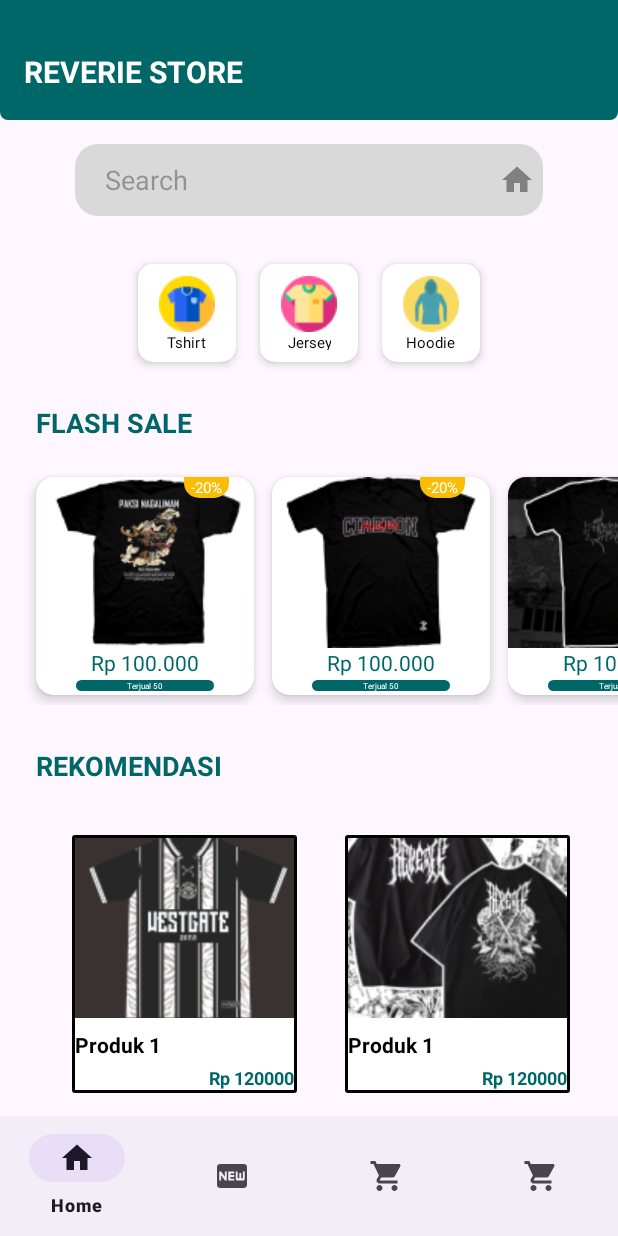
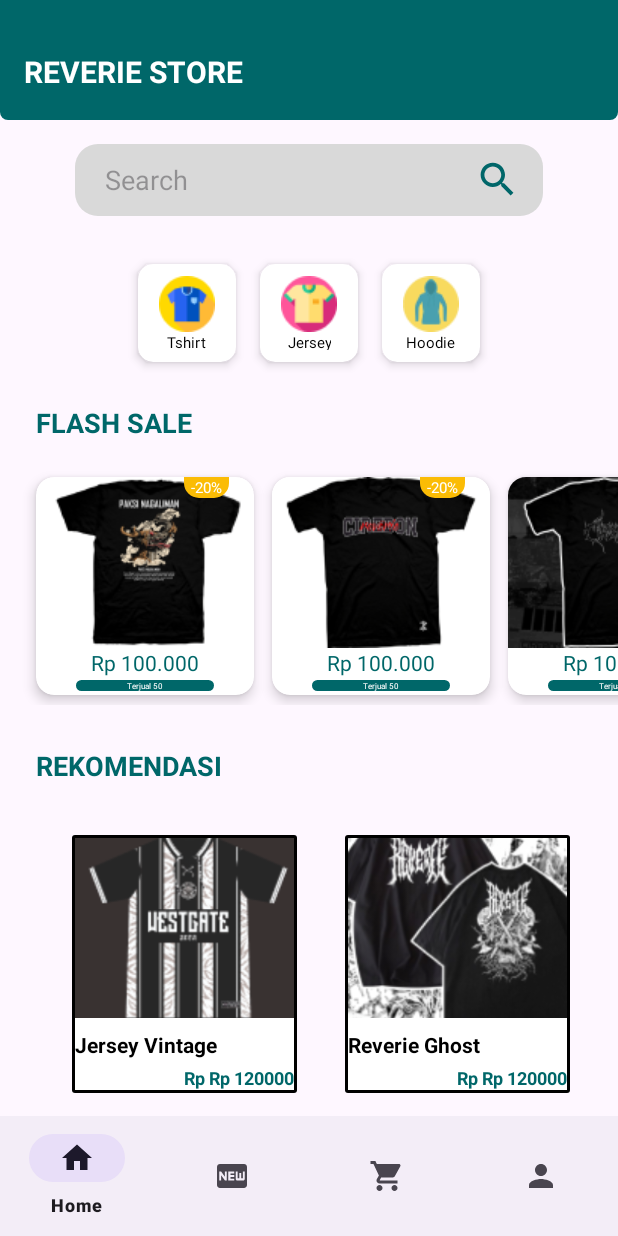
Before and after one commit to YusufRizieq/aplikasi_reverie, an Android app: the screen it shows after launch (MainActivity), on a phone screen of 412 x 824 dp. Run offline under Robolectric (Android 15) with nearby library versions, the phone set to English and light mode, and no system bars.

```diff
--- a/app/src/main/java/com/example/reverie/FlashAdapter.java
+++ b/app/src/main/java/com/example/reverie/FlashAdapter.java
@@ -1,5 +1,6 @@
 package com.example.reverie;
 
+import android.content.Intent;
 import android.view.LayoutInflater;
 import android.view.View;
 import android.view.ViewGroup;
@@ -35,6 +36,13 @@ public class FlashAdapter extends RecyclerView.Adapter<FlashAdapter.FlashViewHol
         holder.discountPercentage.setText("-"+product.getDiscountPercentage() + "%");
         holder.progresSold.setProgress(product.getSoldCount());
         holder.soldCount.setText("Terjual "+product.getSoldCount());
+
+        // Menambahkan OnClickListener pada item
+        holder.itemView.setOnClickListener(v -> {
+            Intent intent = new Intent(v.getContext(), DetailActivity.class);
+            intent.putExtra("product", product);  // Mengirimkan objek Product
+            v.getContext().startActivity(intent);
+        });
     }
 
     @Override
--- a/app/src/main/java/com/example/reverie/Product.java
+++ b/app/src/main/java/com/example/reverie/Product.java
@@ -1,22 +1,30 @@
 package com.example.reverie;
 
-public class Product {
-    private String name;                 // Nama produk
-    private String price;                // Harga produk
-    private int discountPercentage;      // Persentase diskon
-    private int soldCount;               // Jumlah terjual
-    private int imageResource;           // Resource gambar
-    private String shortDescription;     // Deskripsi singkat
+import android.os.Parcel;
+import android.os.Parcelable;
+
+public class Product implements Parcelable {
+    private String name;
+    private String price;
+    private int discountPercentage;
+    private int soldCount;
+    private int imageResource;
+    private String shortDescription;
+
+
+
+    private String category;
 
     // Konstruktor lengkap
     public Product(String name, String price, int discountPercentage, int soldCount,
-                   int imageResource, String shortDescription) {
+                   int imageResource, String shortDescription, String category) {
         this.name = name;
         this.price = price;
         this.discountPercentage = discountPercentage;
         this.soldCount = soldCount;
         this.imageResource = imageResource;
         this.shortDescription = shortDescription;
+        this.category = category;
     }
 
     // Konstruktor untuk Flash Sale
@@ -57,4 +65,48 @@ public class Product {
     public String getShortDescription() {
         return shortDescription;
     }
+    public String getCategory() {
+        return category;
+    }
+
+    public void setCategory(String category) {
+        this.category = category;
+    }
+
+    // Implementasi Parcelable
+    protected Product(Parcel in) {
+        name = in.readString();
+        price = in.readString();
+        discountPercentage = in.readInt();
+        soldCount = in.readInt();
+        imageResource = in.readInt();
+        shortDescription = in.readString();
+    }
+
+    @Override
+    public void writeToParcel(Parcel dest, int flags) {
+        dest.writeString(name);
+        dest.writeString(price);
+        dest.writeInt(discountPercentage);
+        dest.writeInt(soldCount);
+        dest.writeInt(imageResource);
+        dest.writeString(shortDescription);
+    }
+
+    public static final Creator<Product> CREATOR = new Creator<Product>() {
+        @Override
+        public Product createFromParcel(Parcel in) {
+            return new Product(in);
+        }
+
+        @Override
+        public Product[] newArray(int size) {
+            return new Product[size];
+        }
+    };
+
+    @Override
+    public int describeContents() {
+        return 0;
+    }
 }
--- a/app/src/main/java/com/example/reverie/ProductData.java
+++ b/app/src/main/java/com/example/reverie/ProductData.java
@@ -9,19 +9,60 @@ import java.util.List;
 public class ProductData {
     public static List<Product> getFlashSale() {
         List<Product> products = new ArrayList<>();
-        products.add(new Product("Rp 100.000", 20, 50, R.drawable.paksi_nagaliman_vector_belakang));
-        products.add(new Product("Rp 100.000", 20, 50, R.drawable.cirebon));
-        products.add(new Product("Rp 100.000", 20, 50, R.drawable.metalica_cirebon));
+        products.add(new Product("paksi Naga Liman","Rp 100.000", 20, 50, R.drawable.paksi_nagaliman_vector_belakang,"Sablon Digital Plattisol\n" +
+                "✅Bahan: cotton combed 24s \n" +
+                "✅Size: Premium \n" +
+                "✅Lebel \n" +
+                "✅Hanteg","Tshirt"));
+        products.add(new Product("Cirebon v1","Rp 100.000", 20, 50, R.drawable.cirebon,"Sablon Digital Plattisol\n" +
+                "✅Bahan: cotton combed 24s \n" +
+                "✅Size: Premium \n" +
+                "✅Lebel \n" +
+                "✅Hanteg","Tshirt"));
+        products.add(new Product("Metalica Cirebon","Rp 100.000", 20, 50, R.drawable.metalica_cirebon,"Sablon Digital Plattisol\n" +
+                "✅Bahan: cotton combed 24s \n" +
+                "✅Size: Premium \n" +
+                "✅Lebel \n" +
+                "✅Hanteg","Tshirt"));
         return products;
     }
     public static List<Product> getRekomendasi() {
         List<Product> rekomendasi = new ArrayList<>();
-        rekomendasi.add(new Product( "Produk 1", "120000",R.drawable.jersey_vintage));
-        rekomendasi.add(new Product( "Produk 1", "120000",R.drawable.reverie_metal));
-        rekomendasi.add(new Product( "Produk 1", "120000",R.drawable.jersey_vintage));
-        rekomendasi.add(new Product( "Produk 1", "120000",R.drawable.reverie_metal));
-        rekomendasi.add(new Product( "Produk 1", "120000",R.drawable.jersey_vintage));
-        rekomendasi.add(new Product( "Produk 1", "120000",R.drawable.reverie_metal));
+        rekomendasi.add(new Product( "Jersey Vintage", "Rp 120000",0,50,R.drawable.jersey_vintage,"Spesifikasi :\n" +
+                "Bahan Embos Kualitas terbaik\n" +
+                "Jahitan rapih\n" +
+                "Printing Sumblimasi\n" +
+                "Full Label\n" +
+                "Kerah Vneck Variasi","jersey"));
+        rekomendasi.add(new Product( "Reverie Ghost", "Rp 120000",0,50,R.drawable.reverie_metal,"Sablon Digital Plattisol\n" +
+                "✅Bahan: cotton combed 24s \n" +
+                "✅Size: Premium \n" +
+                "✅Lebel \n" +
+                "✅Hanteg","Tshirt"));
+        rekomendasi.add(new Product( "Kapital home",  "Rp 120000",0 , 50,R.drawable.jersey1,"Spesifikasi :\n" +
+                "Bahan Embos Kualitas terbaik\n" +
+                "Jahitan rapih\n" +
+                "Printing Sumblimasi\n" +
+                "Full Label\n" +
+                "Kerah Vneck Variasi","jersey"));
+        rekomendasi.add(new Product( "kapital away", "Rp 120000",0,50,R.drawable.jersey2,"Spesifikasi :\n" +
+                "Bahan Embos Kualitas terbaik\n" +
+                "Jahitan rapih\n" +
+                "Printing Sumblimasi\n" +
+                "Full Label\n" +
+                "Kerah Vneck Variasi","jersey"));
+        rekomendasi.add(new Product( "barito fantasi", "Rp 120000",0,50,R.drawable.jersey3,"Spesifikasi :\n" +
+                "Bahan Embos Kualitas terbaik\n" +
+                "Jahitan rapih\n" +
+                "Printing Sumblimasi\n" +
+                "Full Label\n" +
+                "Kerah Vneck Variasi","jersey"));
+        rekomendasi.add(new Product( "vintage jersey calsio", "Rp 120000",0,50,R.drawable.jersey4,"Spesifikasi :\n" +
+                "Bahan Embos Kualitas terbaik\n" +
+                "Jahitan rapih\n" +
+                "Printing Sumblimasi\n" +
+                "Full Label\n" +
+                "Kerah Vneck Variasi","jersey"));
         // Tambahkan produk lainnya sesuai kebutuhan
         return rekomendasi;
     }
--- a/app/src/main/java/com/example/reverie/RekomendasiAdapter.java
+++ b/app/src/main/java/com/example/reverie/RekomendasiAdapter.java
@@ -1,5 +1,6 @@
 package com.example.reverie;
 
+import android.content.Intent;
 import android.view.LayoutInflater;
 import android.view.View;
 import android.view.ViewGroup;
@@ -32,6 +33,13 @@ public class RekomendasiAdapter extends RecyclerView.Adapter<RekomendasiAdapter.
         holder.productImage.setImageResource(product.getImageResource());
         holder.productName.setText(product.getName());
         holder.productPrice.setText("Rp " + product.getPrice());
+
+        // Menambahkan OnClickListener pada item
+        holder.itemView.setOnClickListener(v -> {
+            Intent intent = new Intent(v.getContext(), DetailActivity.class);
+            intent.putExtra("product", product);  // Mengirimkan objek Product
+            v.getContext().startActivity(intent);
+        });
     }
 
     @Override
--- /dev/null
+++ b/app/src/main/res/drawable/ic_account.xml
@@ -0,0 +1,5 @@
+<vector xmlns:android="http://schemas.android.com/apk/res/android" android:height="24dp" android:tint="#808080" android:viewportHeight="24" android:viewportWidth="24" android:width="24dp">
+
+    <path android:fillColor="@android:color/white" android:pathData="M12,12c2.21,0 4,-1.79 4,-4s-1.79,-4 -4,-4 -4,1.79 -4,4 1.79,4 4,4zM12,14c-2.67,0 -8,1.34 -8,4v2h16v-2c0,-2.66 -5.33,-4 -8,-4z"/>
+
+</vector>
--- /dev/null
+++ b/app/src/main/res/drawable/ic_search.xml
@@ -0,0 +1,5 @@
+<vector xmlns:android="http://schemas.android.com/apk/res/android" android:height="30dp" android:tint="#006669" android:viewportHeight="24" android:viewportWidth="24" android:width="30dp">
+
+    <path android:fillColor="@android:color/white" android:pathData="M15.5,14h-0.79l-0.28,-0.27C15.41,12.59 16,11.11 16,9.5 16,5.91 13.09,3 9.5,3S3,5.91 3,9.5 5.91,16 9.5,16c1.61,0 3.09,-0.59 4.23,-1.57l0.27,0.28v0.79l5,4.99L20.49,19l-4.99,-5zM9.5,14C7.01,14 5,11.99 5,9.5S7.01,5 9.5,5 14,7.01 14,9.5 11.99,14 9.5,14z"/>
+
+</vector>
--- a/app/src/main/res/layout/activity_detail.xml
+++ b/app/src/main/res/layout/activity_detail.xml
@@ -46,7 +46,7 @@
         android:layout_marginStart="16dp"
         android:layout_marginEnd="16dp"
         android:layout_marginBottom="16dp"
-        android:src="@drawable/product_placeholder"
+        android:src="@drawable/cirebon"
         app:layout_constraintTop_toBottomOf="@+id/header"
         app:layout_constraintStart_toStartOf="parent"
         app:layout_constraintEnd_toEndOf="parent"/>
@@ -73,7 +73,7 @@
         android:layout_marginTop="8dp"
         android:layout_marginStart="16dp"
         android:layout_marginEnd="16dp"
-        android:text="Rp 0"
+        android:hint="harga"
         android:textColor="@android:color/holo_green_dark"
         android:textSize="16sp"
         app:layout_constraintTop_toBottomOf="@+id/productName"
--- a/app/src/main/res/layout/fragment_home.xml
+++ b/app/src/main/res/layout/fragment_home.xml
@@ -36,8 +36,8 @@
         android:layout_gravity="center_horizontal"
         android:paddingStart="20dp"
         android:layout_margin="16dp"
-        android:drawableEnd="@drawable/ic_home"
-        android:paddingEnd="5dp"
+        android:drawableEnd="@drawable/ic_search"
+        android:paddingEnd="15dp"
         android:background="@drawable/search_background" />
 
     <!-- Kategori -->
--- a/app/src/main/res/menu/bottom_navigation_menu.xml
+++ b/app/src/main/res/menu/bottom_navigation_menu.xml
@@ -13,6 +13,6 @@
         android:title="Cart" />
     <item
         android:id="@+id/nav_account"
-        android:icon="@drawable/ic_cart"
+        android:icon="@drawable/ic_account"
         android:title="Account" />
 </menu>
```
Also changed, not shown: app/build.gradle (+8 -1 lines), app/src/main/java/com/example/reverie/DetailActivity.java (+56 -0 lines).
